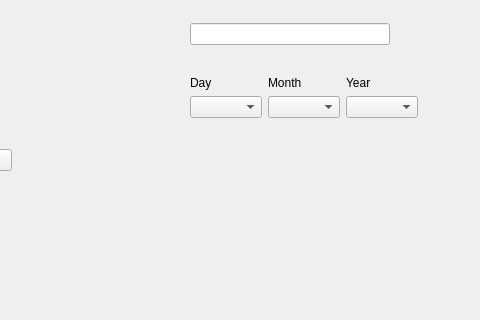
Above: SessionsBooking/newchildform.ui from d-c-hope/NurserySessionsSheets before the change; both pictures show x 370 to 850 and y 285 to 605 of the 1134 by 837 pixel window. Below: the same form after it.
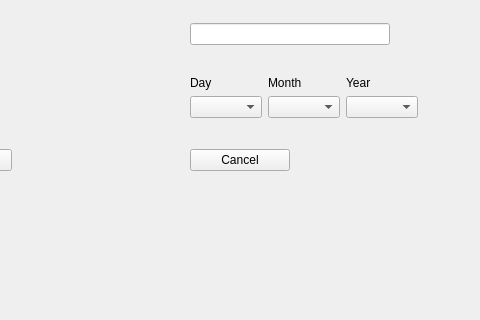
That is the form after the change.

Commit message: Bug fixes, added cancel on new child

The edit to the form file:
```diff
--- a/SessionsBooking/newchildform.ui
+++ b/SessionsBooking/newchildform.ui
@@ -117,6 +117,19 @@
       </item>
      </layout>
     </item>
+    <item row="4" column="1">
+     <widget class="QPushButton" name="cancelButton">
+      <property name="maximumSize">
+       <size>
+        <width>100</width>
+        <height>16777215</height>
+       </size>
+      </property>
+      <property name="text">
+       <string>Cancel</string>
+      </property>
+     </widget>
+    </item>
    </layout>
   </widget>
  </widget>
```
The commit also changes 14 other files.
